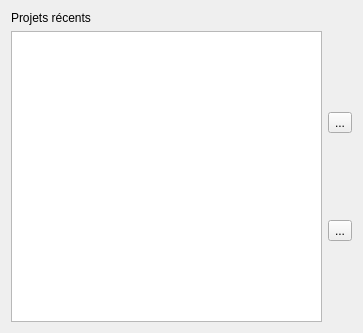
stopmotionimac/tweedy, file src/tweedy/gui/MainWindow/startwindow.ui: the form before one commit.
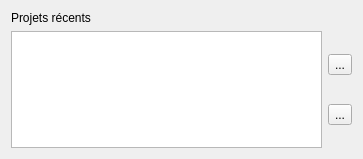
The form after the commit.

What changed in the file:
```diff
--- a/src/tweedy/gui/MainWindow/startwindow.ui
+++ b/src/tweedy/gui/MainWindow/startwindow.ui
@@ -7,7 +7,7 @@
     <x>0</x>
     <y>0</y>
     <width>363</width>
-    <height>333</height>
+    <height>159</height>
    </rect>
   </property>
   <property name="windowTitle">
```
